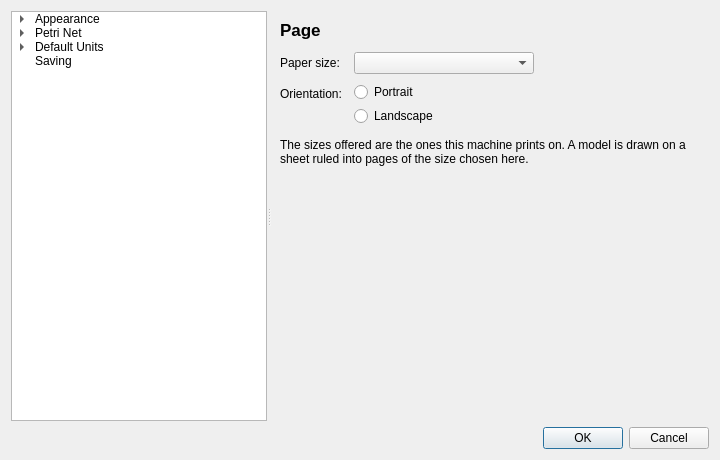
Old version of the form src/masafi_simtwin/dialogs/forms/settings.ui in the repository JaumeFigueras/MASAFI-SimTwin.
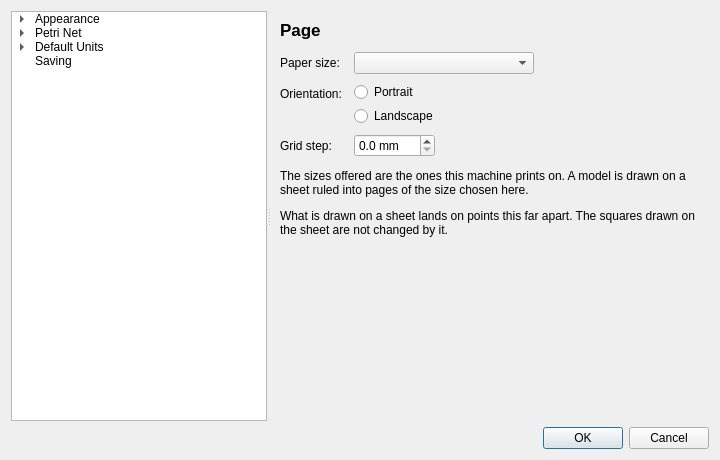
New version of the form. The open tabs and pages were chosen to show the change.

Commit message: New grid property

What changed in the file:
```diff
--- a/src/masafi_simtwin/dialogs/forms/settings.ui
+++ b/src/masafi_simtwin/dialogs/forms/settings.ui
@@ -396,6 +396,26 @@
          </item>
         </layout>
        </item>
+       <item row="2" column="0">
+        <widget class="QLabel" name="grid_step_label">
+         <property name="text">
+          <string extracomment="label of the grid spacing chooser in the settings">Grid step:</string>
+         </property>
+        </widget>
+       </item>
+       <item row="2" column="1">
+        <widget class="QDoubleSpinBox" name="grid_step_spin">
+         <property name="decimals">
+          <number>1</number>
+         </property>
+         <property name="singleStep">
+          <double>0.500000000000000</double>
+         </property>
+         <property name="suffix">
+          <string notr="true"> mm</string>
+         </property>
+        </widget>
+       </item>
       </layout>
      </item>
      <item>
@@ -411,6 +431,19 @@
        </property>
       </widget>
      </item>
+     <item>
+      <widget class="QLabel" name="grid_step_note">
+       <property name="placeholder" stdset="0">
+        <bool>true</bool>
+       </property>
+       <property name="wordWrap">
+        <bool>true</bool>
+       </property>
+       <property name="text">
+        <string extracomment="under the grid step chooser, saying what the distance does and what it does not do">What is drawn on a sheet lands on points this far apart. The squares drawn on the sheet are not changed by it.</string>
+       </property>
+      </widget>
+     </item>
      <item>
       <spacer name="page_spacer">
        <property name="orientation">
```
The commit also changes 9 other files.
